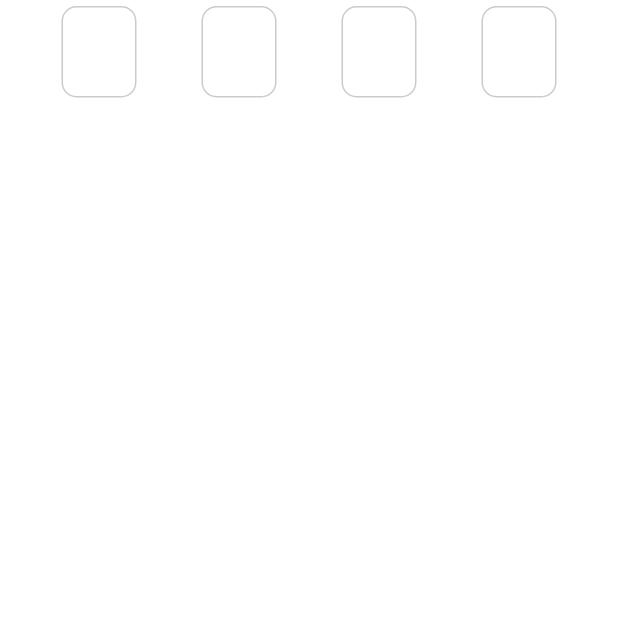
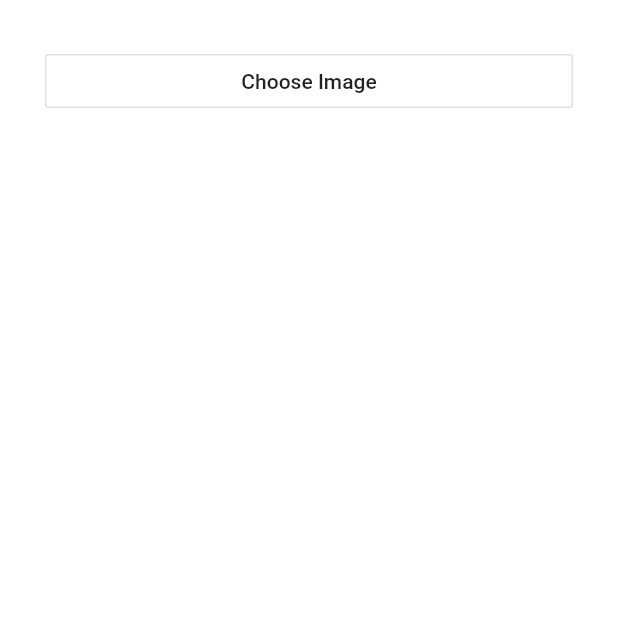
Before and after one commit to KOSSHOH/ZGram, a Flutter app: the DeleteScreen screen opened directly, on a phone screen of 412 x 824 dp, the top half of it. Run offline on Flutter 3.47's test engine with Material 2 defaults, Android fonts, the phone set to English and light mode, and no system bars; our stand-ins replace dotted_border, flutter_slidable, flutter_svg, image_picker, pinput, rxdart and 2 more; missing offline and left inert: rxbus; accounts and stored records are empty.

Commit message:
Upload screen

```diff
--- a/lib/src/ui/delete/delete_screen.dart
+++ b/lib/src/ui/delete/delete_screen.dart
@@ -1,7 +1,10 @@
+import 'dart:convert';
+import 'dart:io';
+import 'dart:io' as Io;
+
 import 'package:flutter/material.dart';
+import 'package:image_picker/image_picker.dart';
 import 'package:messenger/src/app_theme.dart';
-import 'package:messenger/src/utils/styles.dart';
-import 'package:pinput/pin_put/pin_put.dart';
 
 class DeleteScreen extends StatefulWidget {
   @override
@@ -9,50 +12,42 @@ class DeleteScreen extends StatefulWidget {
 }
 
 class DeleteScreenState extends State<DeleteScreen> {
-  final TextEditingController _pinPutController = TextEditingController();
-  final FocusNode _pinPutFocusNode = FocusNode();
+  String image;
 
-  BoxDecoration get _pinPutDecoration {
-    return BoxDecoration(
-      borderRadius: BorderRadius.circular(10.0),
-      border: Border.all(
-        color: AppTheme.grey60,
-      ),
+  chooseImage() {
+    ImagePicker.pickImage(source: ImageSource.gallery).then((value) => {
+          setState(() {
+            image = value.path;
+          }),
+        });
+  }
+
+  Widget showImageTwo(String image) {
+    var file = Io.File(image);
+    return Image.file(
+      file,
+      fit: BoxFit.fill,
     );
   }
 
   @override
   Widget build(BuildContext context) {
     return Scaffold(
-      backgroundColor: Colors.white,
-      body: Column(
-        mainAxisSize: MainAxisSize.min,
-        children: <Widget>[
-          Container(
-            color: Colors.white,
-            margin: const EdgeInsets.only(
-              left: 41,
-              right: 41,
+      backgroundColor: AppTheme.white,
+      body: Container(
+        padding: EdgeInsets.all(30.0),
+        child: ListView(
+          children: <Widget>[
+            OutlineButton(
+              onPressed: chooseImage,
+              child: Text('Choose Image'),
             ),
-            // padding: const EdgeInsets.all(20.0),
-            child: PinPut(
-              fieldsCount: 4,
-              onSubmit: (String pin) => {
-                print(pin),
-              },
-              focusNode: _pinPutFocusNode,
-              controller: _pinPutController,
-              submittedFieldDecoration: _pinPutDecoration,
-              selectedFieldDecoration: _pinPutDecoration,
-              followingFieldDecoration: _pinPutDecoration,
-              textStyle: Styles.boldH2(AppTheme.dark),
-              eachFieldConstraints: BoxConstraints(
-                minHeight: 61.0,
-                minWidth: 50.0,
-              ),
+            SizedBox(
+              height: 20.0,
             ),
-          ),
-        ],
+            image != null ? showImageTwo(image) : Container(),
+          ],
+        ),
       ),
     );
   }
--- a/lib/src/ui/menu/profile/profile_screen.dart
+++ b/lib/src/ui/menu/profile/profile_screen.dart
@@ -4,8 +4,9 @@ import 'package:flutter_staggered_grid_view/flutter_staggered_grid_view.dart';
 import 'package:flutter_svg/svg.dart';
 import 'package:messenger/src/app_theme.dart';
 import 'package:messenger/src/bloc/profile_bloc.dart';
-import 'package:messenger/src/model/explore_model.dart';
 import 'package:messenger/src/utils/styles.dart';
+
+import 'dart:io' as Io;
 
 class ProfileScreen extends StatefulWidget {
   @override
@@ -71,7 +72,7 @@ class _ProfileScreenState extends State<ProfileScreen>
               ),
               child: StreamBuilder(
                 stream: profileBloc.allProfile,
-                builder: (context, AsyncSnapshot<List<ExploreModel>> snapshot) {
+                builder: (context, AsyncSnapshot<List<String>> snapshot) {
                   if (snapshot.hasData) {
                     return ListView(
                       padding: EdgeInsets.only(
@@ -234,12 +235,7 @@ class _ProfileScreenState extends State<ProfileScreen>
                           crossAxisCount: 4,
                           itemCount: snapshot.data.length,
                           itemBuilder: (BuildContext context, int index) {
-                            return Container(
-                              child: Image.asset(
-                                snapshot.data[index].image,
-                                fit: BoxFit.fitWidth,
-                              ),
-                            );
+                            return showImage(snapshot.data[index]);
                           },
                           staggeredTileBuilder: (int index) =>
                               new StaggeredTile.fit(2),
@@ -260,4 +256,15 @@ class _ProfileScreenState extends State<ProfileScreen>
       ),
     );
   }
+
+  Widget showImage(String image) {
+    var file = Io.File(image);
+    return ClipRRect(
+      borderRadius: BorderRadius.circular(10.0),
+      child: Image.file(
+        file,
+        fit: BoxFit.fitWidth,
+      ),
+    );
+  }
 }
--- a/lib/src/ui/profile/profile_friend_screen.dart
+++ b/lib/src/ui/profile/profile_friend_screen.dart
@@ -25,7 +25,7 @@ class _FriendProfileScreenState extends State<FriendProfileScreen> {
 
   @override
   void initState() {
-    profileBloc.fetchAllProfile();
+    profileBloc.fetchAllProfileFried();
     super.initState();
   }
 
@@ -83,7 +83,7 @@ class _FriendProfileScreenState extends State<FriendProfileScreen> {
                 platform: TargetPlatform.iOS,
               ),
               child: StreamBuilder(
-                stream: profileBloc.allProfile,
+                stream: profileBloc.allProfileFriend,
                 builder: (context, AsyncSnapshot<List<ExploreModel>> snapshot) {
                   if (snapshot.hasData) {
                     return ListView(
--- a/lib/src/utils/repository.dart
+++ b/lib/src/utils/repository.dart
@@ -1,14 +1,18 @@
 import 'dart:async';
 
 import 'package:messenger/src/database/database_helper_comment.dart';
+import 'package:messenger/src/database/database_helper_images.dart';
 import 'package:messenger/src/model/home/comment_model.dart';
 
 class Repository {
   DatabaseHelperComment databaseHelper = new DatabaseHelperComment();
+  DatabaseHelperImages databaseHelperImages = new DatabaseHelperImages();
 
   Future<List<CommentModel>> databaseItemTape(int id) =>
       databaseHelper.getProductsTapeId(id);
 
   Future<int> databaseItemSave(CommentModel card) =>
       databaseHelper.saveProducts(card);
+
+  Future<List<String>> databaseImages() => databaseHelperImages.getProducts();
 }
--- a/pubspec.yaml
+++ b/pubspec.yaml
@@ -25,6 +25,7 @@ dependencies:
   sqflite: ^1.3.2+2
   flutter_staggered_grid_view: ^0.3.2
   flutter_slidable: ^0.5.7
+  image_picker: ^0.6.7+21
 
 dev_dependencies:
   flutter_test:
```
Also changed, not shown: lib/src/bloc/profile_bloc.dart (+16 -4 lines), lib/src/database/database_helper_images.dart (added, +84 -0 lines), lib/src/ui/menu/main_screen.dart (+11 -1 lines), pubspec.lock.
